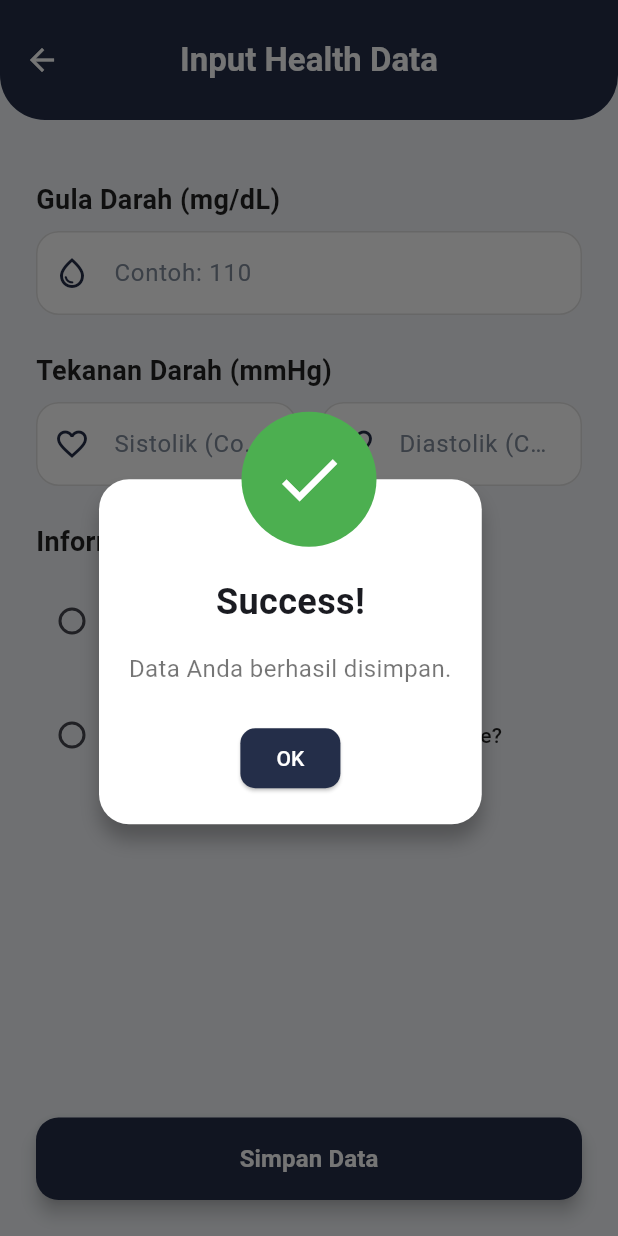
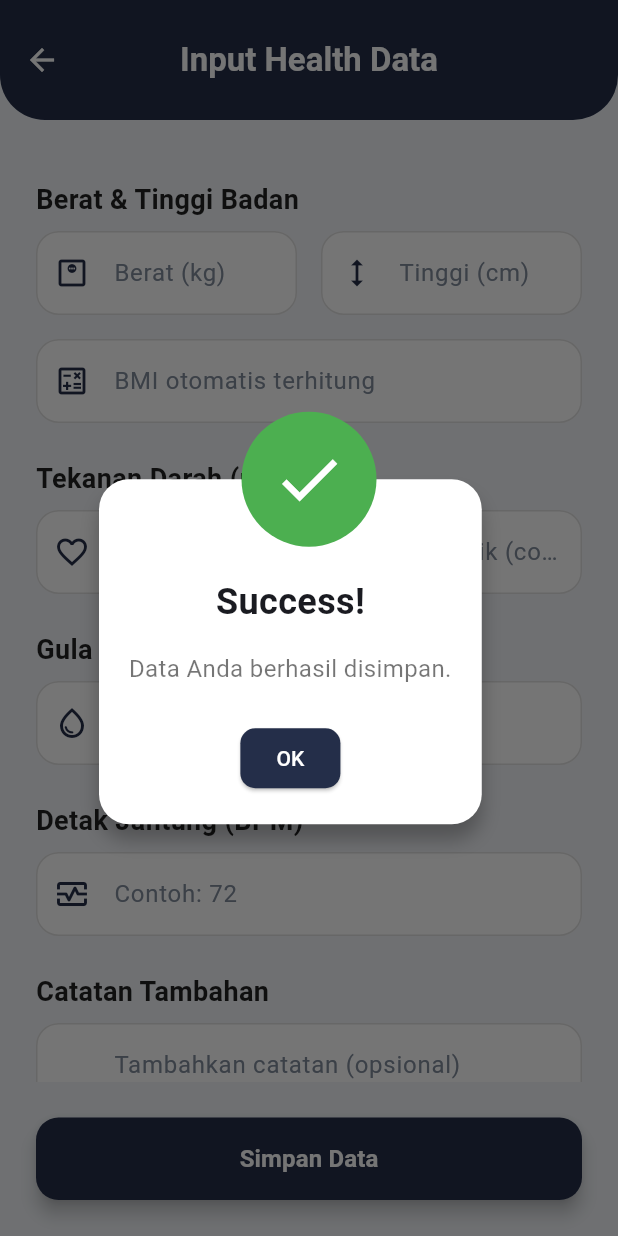
Before and after one commit to FarhanTZ/Skripsi-frontend, a Flutter app: the InputHealthDataPage screen opened directly, after a tap on "Simpan Data", on a phone screen of 412 x 824 dp. Run offline on Flutter 3.47's test engine with Material 3 defaults, Android fonts, the phone set to English and light mode, and no system bars; our stand-ins replace bloc, curved_navigation_bar, equatable, fl_chart, flutter_svg, geocoding and 4 more.

Commit message:
Tambahan Field Input data

```diff
--- a/glupulse/lib/features/HealthData/presentation/pages/input_health_data_page.dart
+++ b/glupulse/lib/features/HealthData/presentation/pages/input_health_data_page.dart
@@ -1,5 +1,6 @@
 import 'package:flutter/material.dart';
 import 'package:glupulse/app/theme/app_theme.dart';
+import 'dart:math';
 
 class InputHealthDataPage extends StatefulWidget {
   const InputHealthDataPage({super.key});
@@ -9,24 +10,53 @@ class InputHealthDataPage extends StatefulWidget {
 }
 
 class _InputHealthDataPageState extends State<InputHealthDataPage> {
+  final _formKey = GlobalKey<FormState>();
+
+  // Controller
   final _bloodSugarController = TextEditingController();
   final _systolicController = TextEditingController();
   final _diastolicController = TextEditingController();
-  final _formKey = GlobalKey<FormState>();
+  final _weightController = TextEditingController();
+  final _heightController = TextEditingController();
+  final _bmiController = TextEditingController();
+  final _heartRateController = TextEditingController();
+  final _notesController = TextEditingController();
+
   bool _isSmoker = false;
   bool _hasHeartDiseaseHistory = false;
 
   @override
+  void dispose() {
+    _bloodSugarController.dispose();
+    _systolicController.dispose();
+    _diastolicController.dispose();
+    _weightController.dispose();
+    _heightController.dispose();
+    _bmiController.dispose();
+    _heartRateController.dispose();
+    _notesController.dispose();
+    super.dispose();
+  }
+
+  // Fungsi untuk menghitung BMI
+  void _calculateBMI() {
+    final weight = double.tryParse(_weightController.text);
+    final height = double.tryParse(_heightController.text);
+
+    if (weight != null && height != null && height > 0) {
+      final bmi = weight / pow(height / 100, 2); // tinggi dalam cm
+      _bmiController.text = bmi.toStringAsFixed(2);
+    }
+  }
+
+  @override
   Widget build(BuildContext context) {
     return Scaffold(
-      // Mengubah warna background agar konsisten
       backgroundColor: const Color(0xFFF2F5F9),
       appBar: AppBar(
-        toolbarHeight: 80, // Menambah tinggi AppBar
+        toolbarHeight: 80,
         shape: const RoundedRectangleBorder(
-          borderRadius: BorderRadius.vertical(
-            bottom: Radius.circular(30), // Membuat lengkungan di bawah
-          ),
+          borderRadius: BorderRadius.vertical(bottom: Radius.circular(30)),
         ),
         title: const Text(
           'Input Health Data',
@@ -37,7 +67,7 @@ class _InputHealthDataPageState extends State<InputHealthDataPage> {
           ),
         ),
         backgroundColor: Theme.of(context).colorScheme.primary,
-        iconTheme: const IconThemeData(color: Colors.white), // Warna ikon kembali
+        iconTheme: const IconThemeData(color: Colors.white),
       ),
       body: SingleChildScrollView(
         child: Form(
@@ -48,6 +78,65 @@ class _InputHealthDataPageState extends State<InputHealthDataPage> {
               crossAxisAlignment: CrossAxisAlignment.stretch,
               children: [
                 const SizedBox(height: 16),
+                _buildSectionTitle('Berat & Tinggi Badan'),
+                const SizedBox(height: 8),
+                Row(
+                  children: [
+                    Expanded(
+                      child: _buildTextField(
+                        controller: _weightController,
+                        hintText: 'Berat (kg)',
+                        icon: Icons.monitor_weight_outlined,
+                        keyboardType: TextInputType.number,
+                        onChanged: (_) => _calculateBMI(),
+                      ),
+                    ),
+                    const SizedBox(width: 16),
+                    Expanded(
+                      child: _buildTextField(
+                        controller: _heightController,
+                        hintText: 'Tinggi (cm)',
+                        icon: Icons.height_outlined,
+                        keyboardType: TextInputType.number,
+                        onChanged: (_) => _calculateBMI(),
+                      ),
+                    ),
+                  ],
+                ),
+                const SizedBox(height: 16),
+                _buildTextField(
+                  controller: _bmiController,
+                  hintText: 'BMI otomatis terhitung',
+                  icon: Icons.calculate_outlined,
+                  readOnly: true,
+                ),
+
+                const SizedBox(height: 24),
+                _buildSectionTitle('Tekanan Darah (mmHg)'),
+                const SizedBox(height: 8),
+                Row(
+                  children: [
+                    Expanded(
+                      child: _buildTextField(
+                        controller: _systolicController,
+                        hintText: 'Sistolik (contoh: 120)',
+                        icon: Icons.favorite_border,
+                        keyboardType: TextInputType.number,
+                      ),
+                    ),
+                    const SizedBox(width: 16),
+                    Expanded(
+                      child: _buildTextField(
+                        controller: _diastolicController,
+                        hintText: 'Diastolik (contoh: 80)',
+                        icon: Icons.favorite_border,
+                        keyboardType: TextInputType.number,
+                      ),
+                    ),
+                  ],
+                ),
+
+                const SizedBox(height: 24),
                 _buildSectionTitle('Gula Darah (mg/dL)'),
                 const SizedBox(height: 8),
                 _buildTextField(
@@ -56,35 +145,33 @@ class _InputHealthDataPageState extends State<InputHealthDataPage> {
                   icon: Icons.water_drop_outlined,
                   keyboardType: TextInputType.number,
                 ),
+
                 const SizedBox(height: 24),
-                _buildSectionTitle('Tekanan Darah (mmHg)'),
+                _buildSectionTitle('Detak Jantung (BPM)'),
                 const SizedBox(height: 8),
-                Row(
-                  children: [
-                    Expanded(
-                      child: _buildTextField(
-                        controller: _systolicController,
-                        hintText: 'Sistolik (Contoh: 120)',
-                        icon: Icons.favorite_border,
+                _buildTextField(
+                  controller: _heartRateController,
+                  hintText: 'Contoh: 72',
+                  icon: Icons.monitor_heart_outlined,
                   keyboardType: TextInputType.number,
                 ),
+
+                const SizedBox(height: 24),
+                _buildSectionTitle('Catatan Tambahan'),
+                const SizedBox(height: 8),
+                _buildTextField(
+                  controller: _notesController,
+                  hintText: 'Tambahkan catatan (opsional)',
+                  icon: Icons.note_alt_outlined,
+                  keyboardType: TextInputType.multiline,
+                  maxLines: 3,
                 ),
-                    const SizedBox(width: 16),
-                    Expanded(
-                      child: _buildTextField(
-                        controller: _diastolicController,
-                        hintText: 'Diastolik (Contoh: 80)',
-                        icon: Icons.favorite_border,
-                        keyboardType: TextInputType.number,
-                      ),
-                    ),
-                  ],
-                ),
+
                 const SizedBox(height: 24),
                 _buildSectionTitle('Informasi Tambahan'),
                 const SizedBox(height: 8),
                 _buildCheckboxTile(
-                  title: 'Are you a smoker?',
+                  title: 'Apakah Anda perokok?',
                   value: _isSmoker,
                   onChanged: (value) {
                     setState(() {
@@ -94,7 +181,7 @@ class _InputHealthDataPageState extends State<InputHealthDataPage> {
                 ),
                 const SizedBox(height: 12),
                 _buildCheckboxTile(
-                  title: 'Do you have a history of heart disease?',
+                  title: 'Apakah ada riwayat penyakit jantung?',
                   value: _hasHeartDiseaseHistory,
                   onChanged: (value) {
                     setState(() {
@@ -102,7 +189,7 @@ class _InputHealthDataPageState extends State<InputHealthDataPage> {
                     });
                   },
                 ),
-                const SizedBox(height: 16), // Memberi jarak di akhir list sebelum tombol
+                const SizedBox(height: 24),
               ],
             ),
           ),
@@ -110,21 +197,17 @@ class _InputHealthDataPageState extends State<InputHealthDataPage> {
       ),
       bottomNavigationBar: Padding(
         padding: const EdgeInsets.all(24.0),
-        child: SafeArea( // Memastikan tombol tidak terlalu ke bawah pada perangkat dengan notch
+        child: SafeArea(
           child: ElevatedButton(
             onPressed: () {
-            // TODO: Implementasi logika penyimpanan data
               if (_formKey.currentState!.validate()) {
-              // Menampilkan pop-up dialog
                 showDialog(
                   context: context,
                   builder: (BuildContext dialogContext) {
-                  // Menggunakan Dialog kustom untuk tampilan yang lebih modern
                     return Dialog(
                       shape: RoundedRectangleBorder(
                         borderRadius: BorderRadius.circular(20.0),
                       ),
-                    elevation: 0,
                       backgroundColor: Colors.transparent,
                       child: _buildSuccessDialog(dialogContext),
                     );
@@ -141,27 +224,23 @@ class _InputHealthDataPageState extends State<InputHealthDataPage> {
               ),
               elevation: 5,
             ),
-          child: const Text('Simpan Data',
-              style: TextStyle(fontSize: 16, fontWeight: FontWeight.bold)),
+            child: const Text(
+              'Simpan Data',
+              style: TextStyle(fontSize: 16, fontWeight: FontWeight.bold),
+            ),
           ),
         ),
       ),
     );
   }
 
-  // Widget untuk membangun konten dialog kustom
+  // Dialog sukses
   Widget _buildSuccessDialog(BuildContext dialogContext) {
     return Stack(
       clipBehavior: Clip.none,
       children: <Widget>[
-        // Konten utama dialog
         Container(
-          padding: const EdgeInsets.only(
-            left: 20,
-            top: 65, // Memberi ruang untuk ikon di atas
-            right: 20,
-            bottom: 20,
-          ),
+          padding: const EdgeInsets.only(left: 20, top: 65, right: 20, bottom: 20),
           margin: const EdgeInsets.only(top: 45),
           decoration: BoxDecoration(
             shape: BoxShape.rectangle,
@@ -171,11 +250,12 @@ class _InputHealthDataPageState extends State<InputHealthDataPage> {
               BoxShadow(
                 color: Colors.black26,
                 blurRadius: 10.0,
-                  offset: Offset(0.0, 10.0)),
+                offset: Offset(0.0, 10.0),
+              ),
             ],
           ),
           child: Column(
-            mainAxisSize: MainAxisSize.min, // Membuat dialog menjadi sepadat kontennya
+            mainAxisSize: MainAxisSize.min,
             children: <Widget>[
               const Text(
                 'Success!',
@@ -190,8 +270,23 @@ class _InputHealthDataPageState extends State<InputHealthDataPage> {
               const SizedBox(height: 24.0),
               ElevatedButton(
                 onPressed: () {
-                  Navigator.of(dialogContext).pop(); // Tutup dialog
-                  Navigator.of(context).pop(); // Kembali ke halaman sebelumnya
+                  // TODO: Implementasi logika untuk menyimpan data ke backend
+
+                  // Buat objek atau map untuk menampung data yang akan dikembalikan
+                  final healthData = {
+                    'bloodSugar': _bloodSugarController.text,
+                    'systolic': _systolicController.text,
+                    'diastolic': _diastolicController.text,
+                    'weight': _weightController.text,
+                    'height': _heightController.text,
+                    'bmi': _bmiController.text,
+                    'heartRate': _heartRateController.text,
+                  };
+
+                  // Tutup dialog sukses
+                  Navigator.of(dialogContext).pop();
+                  // Kembali ke halaman sebelumnya dan kirim data
+                  Navigator.of(context).pop(healthData);
                 },
                 style: ElevatedButton.styleFrom(
                   backgroundColor: Theme.of(context).colorScheme.primary,
@@ -204,12 +299,11 @@ class _InputHealthDataPageState extends State<InputHealthDataPage> {
             ],
           ),
         ),
-        // Ikon centang di atas dialog
         const Positioned(
           left: 20,
           right: 20,
           child: CircleAvatar(
-            backgroundColor: Color(0xFF4CAF50), // Warna hijau untuk sukses
+            backgroundColor: Color(0xFF4CAF50),
             radius: 45,
             child: Icon(Icons.check, color: Colors.white, size: 50),
           ),
@@ -234,10 +328,16 @@ class _InputHealthDataPageState extends State<InputHealthDataPage> {
     required String hintText,
     required IconData icon,
     TextInputType keyboardType = TextInputType.text,
+    bool readOnly = false,
+    int maxLines = 1,
+    void Function(String)? onChanged,
   }) {
     return TextFormField(
       controller: controller,
+      readOnly: readOnly,
+      onChanged: onChanged,
       keyboardType: keyboardType,
+      maxLines: maxLines,
       decoration: InputDecoration(
         hintText: hintText,
         hintStyle: const TextStyle(color: AppTheme.inputLabelColor),
@@ -254,7 +354,8 @@ class _InputHealthDataPageState extends State<InputHealthDataPage> {
         ),
         focusedBorder: OutlineInputBorder(
           borderRadius: BorderRadius.circular(15.0),
-          borderSide: BorderSide(color: Theme.of(context).colorScheme.primary, width: 2),
+          borderSide:
+              BorderSide(color: Theme.of(context).colorScheme.primary, width: 2),
         ),
       ),
     );
@@ -266,7 +367,6 @@ class _InputHealthDataPageState extends State<InputHealthDataPage> {
     required ValueChanged<bool?> onChanged,
   }) {
     return InkWell(
-      // Membuat seluruh baris dapat di-tap
       onTap: () {
         onChanged(!value);
       },
@@ -279,13 +379,15 @@ class _InputHealthDataPageState extends State<InputHealthDataPage> {
               value: value,
               onChanged: onChanged,
               activeColor: Theme.of(context).colorScheme.primary,
-              shape: const CircleBorder(), // Membuat checkbox berbentuk lingkaran
+              shape: const CircleBorder(),
             ),
             const SizedBox(width: 8),
             Expanded(
-              child: Text(title,
+              child: Text(
+                title,
                 style: const TextStyle(
-                      color: Colors.black87, fontWeight: FontWeight.w500)),
+                    color: Colors.black87, fontWeight: FontWeight.w500),
+              ),
             ),
           ],
         ),
```
Lines whose indentation alone changed are shown as unchanged.
